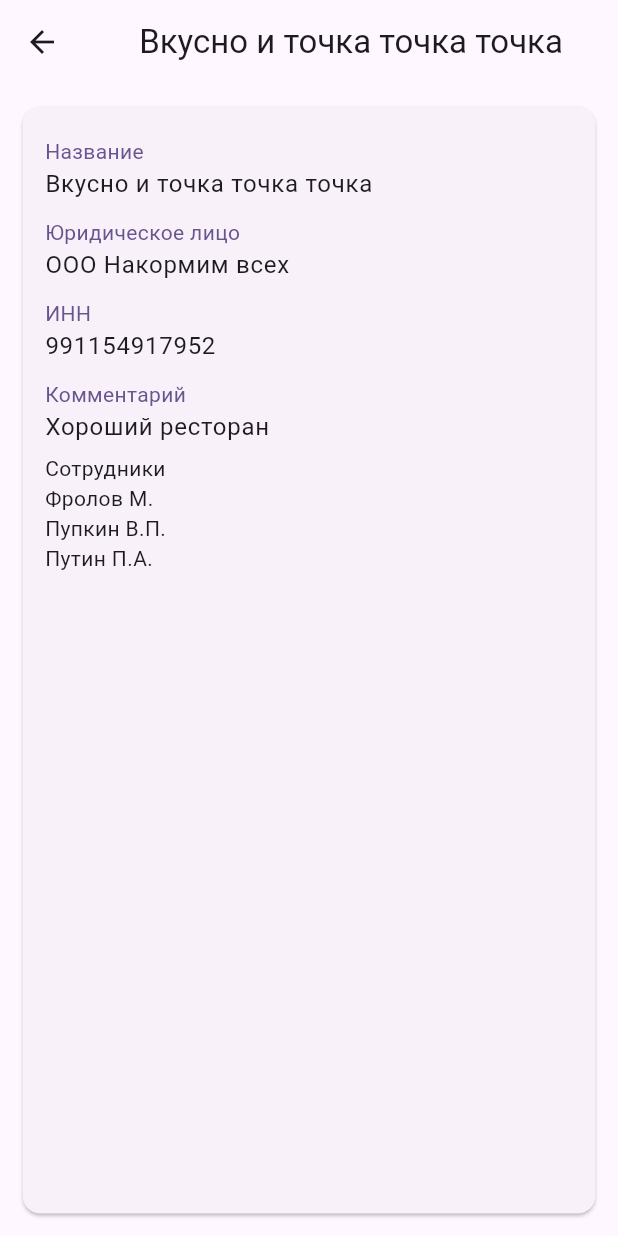
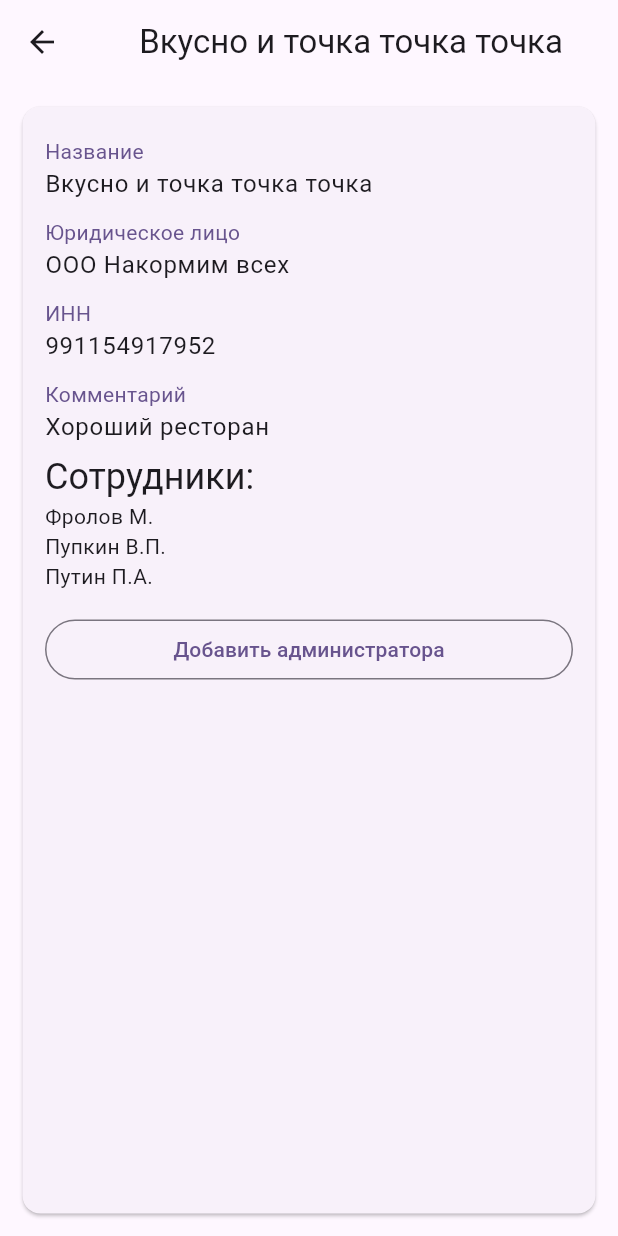
Before and after one commit to PavelPutin/restobook_web, a Flutter app: the screen it shows after launch, after a tap on "Вкусно и точка точка точка", on a phone screen of 412 x 824 dp. Run offline on Flutter 3.47's test engine with Material 3 defaults, Android fonts, the phone set to English and light mode, and no system bars; our stand-ins replace get_it.

Commit message:
feat: style restaurant screen

```diff
--- a/lib/view/restaurant_screen.dart
+++ b/lib/view/restaurant_screen.dart
@@ -16,13 +16,13 @@ class RestaurantScreen extends StatefulWidget {
 }
 
 class _RestaurantScreenState extends State<RestaurantScreen> {
-
   late Future<void> restaurantLoading;
 
   @override
   void initState() {
     super.initState();
-    restaurantLoading = Provider.of<RestaurantViewModel>(context, listen: false).loadActiveRestaurant(widget.restaurant.id!);
+    restaurantLoading = Provider.of<RestaurantViewModel>(context, listen: false)
+        .loadActiveRestaurant(widget.restaurant.id!);
   }
 
   @override
@@ -39,9 +39,11 @@ class _RestaurantScreenState extends State<RestaurantScreen> {
                   return const Center(child: CircularProgressIndicator());
                 }
 
-                return Consumer<RestaurantViewModel>(builder: (BuildContext context, value, Widget? child) {
+                return Consumer<RestaurantViewModel>(
+                  builder: (BuildContext context, value, Widget? child) {
                     return Text(value.activeRestaurant!.name);
-                },);
+                  },
+                );
               },
             ),
           ),
@@ -53,31 +55,55 @@ class _RestaurantScreenState extends State<RestaurantScreen> {
           child: Card(
             margin: const EdgeInsets.all(15),
             child: Padding(
-              padding: const EdgeInsets.only(left: 15.0, top: 15.0, right: 15.0),
+              padding:
+                  const EdgeInsets.only(left: 15.0, top: 15.0, right: 15.0),
               child: RefreshableFutureListView(
                   future: restaurantLoading,
                   onRefresh: () async {
-                    var promise = context.read<RestaurantViewModel>().loadActiveRestaurant(widget.restaurant.id!);
+                    var promise = context
+                        .read<RestaurantViewModel>()
+                        .loadActiveRestaurant(widget.restaurant.id!);
                     setState(() {
                       restaurantLoading = promise;
                     });
                     await promise;
                   },
-                  listView: Consumer<RestaurantViewModel>(builder: (BuildContext context, RestaurantViewModel value, Widget? child) {
+                  listView: Consumer<RestaurantViewModel>(
+                    builder: (BuildContext context, RestaurantViewModel value,
+                        Widget? child) {
                       List<Widget> listWidgets = [
-                      InfoLabel(label: "Название", info: value.activeRestaurant!.name),
-                      InfoLabel(label: "Юридическое лицо", info: value.activeRestaurant!.legalEntityName),
-                      InfoLabel(label: "ИНН", info: value.activeRestaurant!.inn),
-                      InfoLabel(label: "Комментарий", info: value.activeRestaurant!.comment ?? "-"),
-                      const Text("Сотрудники")
+                        InfoLabel(
+                            label: "Название",
+                            info: value.activeRestaurant!.name),
+                        InfoLabel(
+                            label: "Юридическое лицо",
+                            info: value.activeRestaurant!.legalEntityName),
+                        InfoLabel(
+                            label: "ИНН", info: value.activeRestaurant!.inn),
+                        InfoLabel(
+                            label: "Комментарий",
+                            info: value.activeRestaurant!.comment ?? "-"),
+                        Text("Сотрудники:", style: Theme.of(context).textTheme.headlineSmall)
                       ];
                       for (var employee in value.activeRestaurantEmployees) {
                         listWidgets.add(Text(employee.shortFullName));
                       }
-                    return ListView(physics: const AlwaysScrollableScrollPhysics(),children: listWidgets,);
-                  },),
-                  errorLabel: "Не удалось загрузить ресторан"
+                      if (value.activeRestaurantEmployees.isEmpty) {
+                        listWidgets.add(
+                            Text("В ресторане не зарегистрированы сотрудники"));
+                      }
+                      listWidgets.add(Container(
+                          margin: const EdgeInsets.only(top: 15),
+                          child: OutlinedButton(
+                              onPressed: () {},
+                              child: const Text("Добавить администратора"))));
+                      return ListView(
+                        physics: const AlwaysScrollableScrollPhysics(),
+                        children: listWidgets,
+                      );
+                    },
                   ),
+                  errorLabel: "Не удалось загрузить ресторан"),
             ),
           ),
         ),
```
Lines whose indentation alone changed are shown as unchanged.
